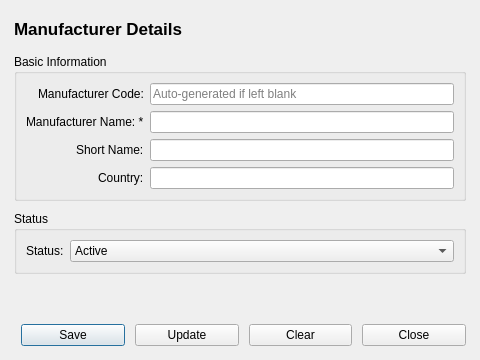
The window that ui/manufacturer_form.ui (kbinay96-cell/Medical-ERP-V2) describes before a commit, drawn with Qt 5.
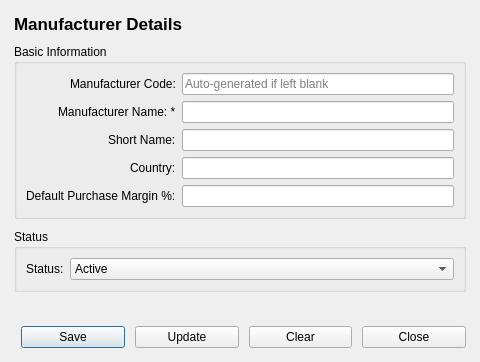
The same window after the commit.

Commit message: Checkpoint: Purchase Invoice View dialog, Company DDA/Logo/SMTP settings, PDF groundwork, plus accumulated Sale/Purchase Return/Payment/Receipt module work

```diff
--- a/ui/manufacturer_form.ui
+++ b/ui/manufacturer_form.ui
@@ -128,6 +128,23 @@
         </property>
        </widget>
       </item>
+      <item row="4" column="0">
+       <widget class="QLabel" name="lblDefaultMarginPercent">
+        <property name="text">
+         <string>Default Purchase Margin %:</string>
+        </property>
+        <property name="buddy">
+         <cstring>txtDefaultMarginPercent</cstring>
+        </property>
+       </widget>
+      </item>
+      <item row="4" column="1">
+       <widget class="QLineEdit" name="txtDefaultMarginPercent">
+        <property name="toolTip">
+         <string>Used only to ESTIMATE Purchase Rate from MRP during Opening Stock entry (e.g. 20 means MRP - 20%). Leave blank if unknown -- rate stays fully manual then.</string>
+        </property>
+       </widget>
+      </item>
      </layout>
     </widget>
    </item>
```
Left out of the diff: 2 changed lines with no effect on the pictures. The commit also changes 118 other files.
